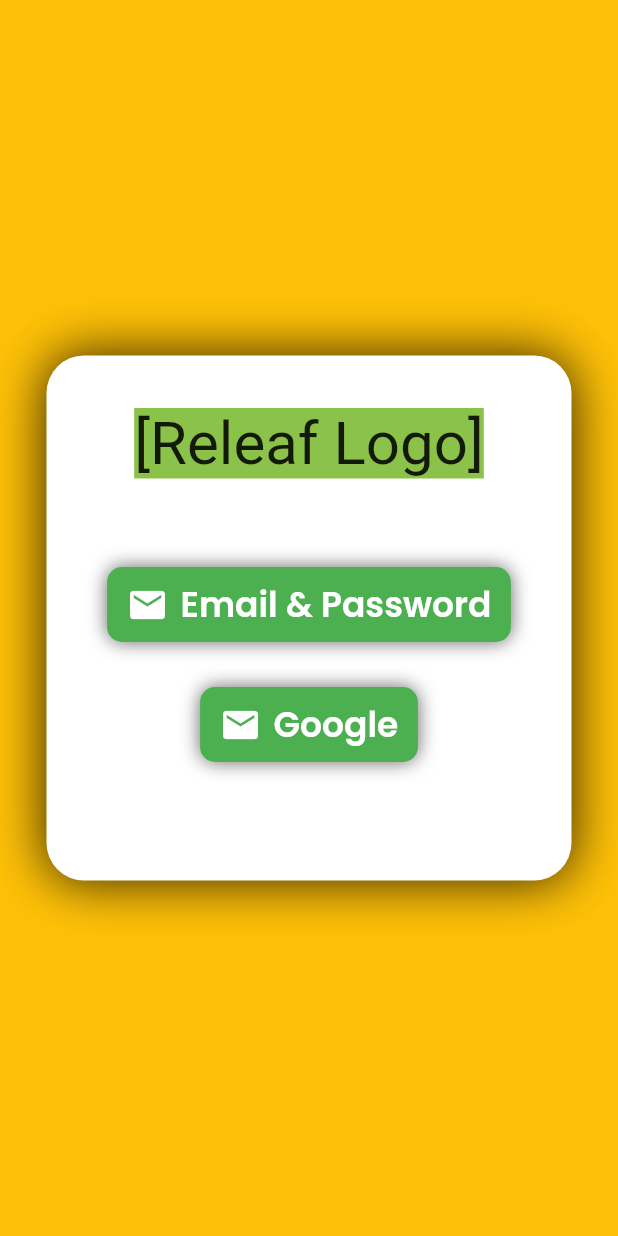
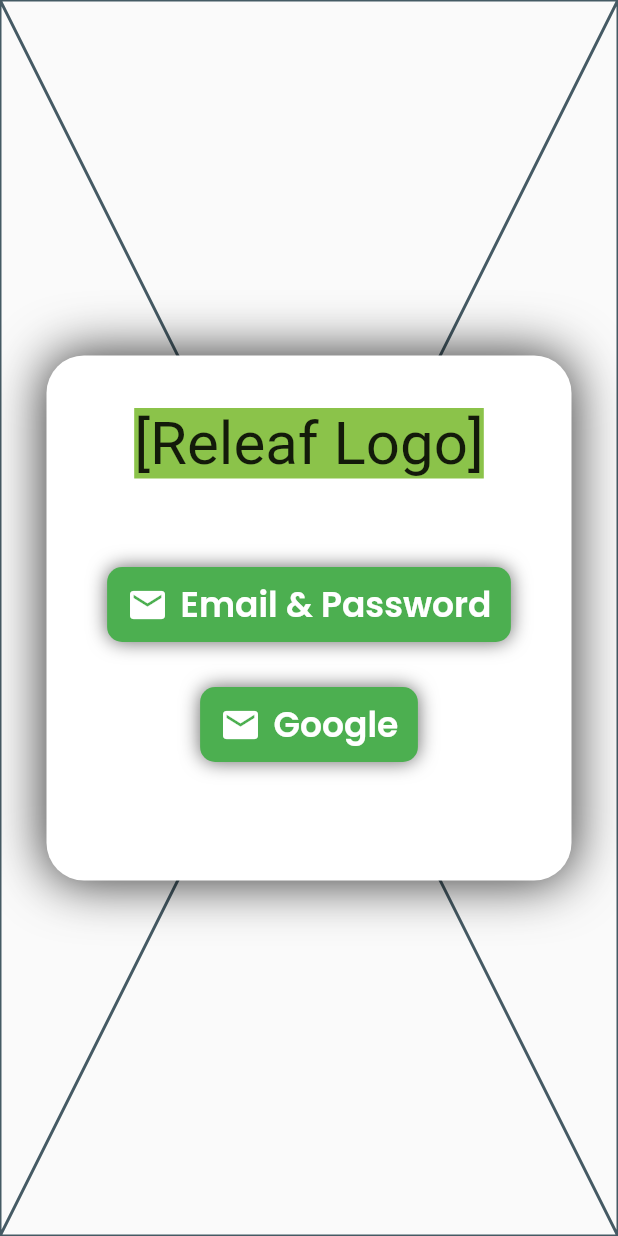
Before and after one commit to HadyMash/Releaf, a Flutter app: the screen it shows after launch, on a phone screen of 412 x 824 dp. Run offline on Flutter 3.47's test engine with Material 2 defaults, Android fonts, the phone set to English and light mode, and no system bars; our stand-ins replace firebase_auth; accounts and stored records are empty.

Commit message:
replaced background of welcome screen with a placeholder widget

```diff
--- a/lib/screens/authentication/welcome.dart
+++ b/lib/screens/authentication/welcome.dart
@@ -9,9 +9,7 @@ class Welcome extends StatelessWidget {
     return Scaffold(
       body: Stack(
         children: [
-          Container(
-            color: Colors.amber, // TODO add rive background
-          ),
+          Placeholder(), // TODO add rive background
           Center(
             child: Hero(
               tag: "Welcome Screen Center Box",
```
